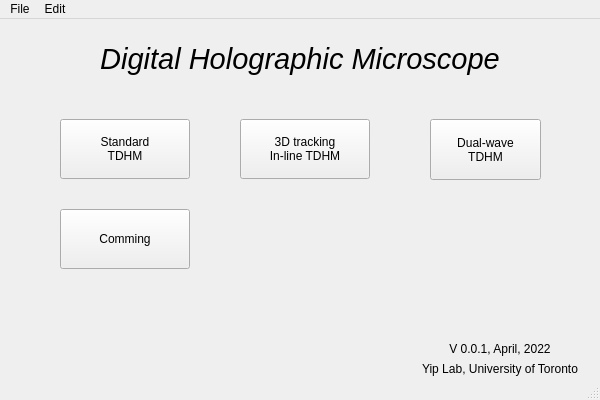
Before: the Qt Designer form Lei Temp/UI file/Digital_Holographic_Microscope.ui in YipLab/DHM, drawn with Qt 5.
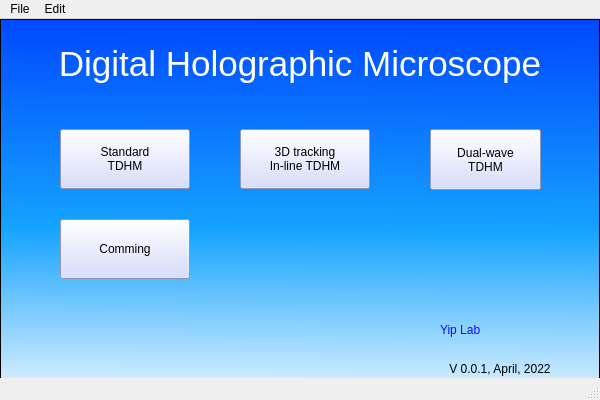
After: the same form once the commit is applied. Icons and pictures are not drawn.

```diff
--- a/Lei Temp/UI file/Digital_Holographic_Microscope.ui
+++ b/Lei Temp/UI file/Digital_Holographic_Microscope.ui
@@ -42,17 +42,17 @@
     <property name="geometry">
      <rect>
       <x>0</x>
-      <y>10</y>
+      <y>0</y>
       <width>600</width>
-      <height>60</height>
+      <height>90</height>
      </rect>
     </property>
     <property name="font">
      <font>
-      <family>Arial</family>
-      <pointsize>22</pointsize>
-      <weight>9</weight>
-      <italic>true</italic>
+      <family>MS Shell Dlg 2</family>
+      <pointsize>26</pointsize>
+      <weight>50</weight>
+      <italic>false</italic>
       <bold>false</bold>
      </font>
     </property>
@@ -60,7 +60,10 @@
      <bool>false</bool>
     </property>
     <property name="styleSheet">
-     <string notr="true">font: 75 italic 22pt &quot;Arial&quot;;</string>
+     <string notr="true">font: 26pt  &quot;MS Shell Dlg 2&quot;;
+color: rgb(255, 255, 255);
+
+</string>
     </property>
     <property name="text">
      <string>Digital Holographic Microscope</string>
@@ -73,25 +76,6 @@
     <property name="geometry">
      <rect>
       <x>400</x>
-      <y>320</y>
-      <width>200</width>
-      <height>20</height>
-     </rect>
-    </property>
-    <property name="styleSheet">
-     <string notr="true">font: italic 9pt &quot;Arial&quot;;</string>
-    </property>
-    <property name="text">
-     <string>V 0.0.1, April, 2022</string>
-    </property>
-    <property name="alignment">
-     <set>Qt::AlignCenter</set>
-    </property>
-   </widget>
-   <widget class="QLabel" name="copy_right">
-    <property name="geometry">
-     <rect>
-      <x>400</x>
       <y>340</y>
       <width>200</width>
       <height>20</height>
@@ -101,7 +85,7 @@
      <string notr="true">font: italic 9pt &quot;Arial&quot;;</string>
     </property>
     <property name="text">
-     <string>Yip Lab, University of Toronto</string>
+     <string>V 0.0.1, April, 2022</string>
     </property>
     <property name="alignment">
      <set>Qt::AlignCenter</set>
@@ -111,7 +95,7 @@
     <property name="geometry">
      <rect>
       <x>60</x>
-      <y>100</y>
+      <y>110</y>
       <width>130</width>
       <height>60</height>
      </rect>
@@ -129,7 +113,8 @@
      <string/>
     </property>
     <property name="styleSheet">
-     <string notr="true">font: 75 10pt &quot;Arial&quot;;</string>
+     <string notr="true">font: 75 10pt &quot;Arial&quot;;
+background-color: rgb(205, 212, 255);</string>
     </property>
     <property name="text">
      <string>Standard 
@@ -140,7 +125,7 @@
     <property name="geometry">
      <rect>
       <x>240</x>
-      <y>100</y>
+      <y>110</y>
       <width>130</width>
       <height>60</height>
      </rect>
@@ -155,7 +140,8 @@
      <string>3D cell/particle tracking (please block the reference beam)</string>
     </property>
     <property name="styleSheet">
-     <string notr="true">font: 10pt &quot;Arial&quot;;</string>
+     <string notr="true">font: 10pt &quot;Arial&quot;;
+background-color: rgb(205, 212, 255);</string>
     </property>
     <property name="text">
      <string>3D tracking
@@ -166,7 +152,7 @@
     <property name="geometry">
      <rect>
       <x>430</x>
-      <y>100</y>
+      <y>110</y>
       <width>111</width>
       <height>61</height>
      </rect>
@@ -178,7 +164,8 @@
      <string>Standard TDHM with two wavelenth illumination</string>
     </property>
     <property name="styleSheet">
-     <string notr="true">font: 10pt &quot;Arial&quot;;</string>
+     <string notr="true">font: 10pt &quot;Arial&quot;;
+background-color: rgb(205, 212, 255);</string>
     </property>
     <property name="text">
      <string>Dual-wave
@@ -189,15 +176,102 @@
     <property name="geometry">
      <rect>
       <x>60</x>
-      <y>190</y>
+      <y>200</y>
       <width>130</width>
       <height>60</height>
      </rect>
     </property>
+    <property name="styleSheet">
+     <string notr="true">font: 10pt &quot;Arial&quot;;
+background-color: rgb(205, 212, 255);</string>
+    </property>
     <property name="text">
      <string>Comming</string>
     </property>
    </widget>
+   <widget class="QLabel" name="label_2">
+    <property name="geometry">
+     <rect>
+      <x>440</x>
+      <y>290</y>
+      <width>131</width>
+      <height>41</height>
+     </rect>
+    </property>
+    <property name="styleSheet">
+     <string notr="true">font: 75 bold 26pt &quot;Calibri&quot;;
+color:rgb(10, 10, 255)</string>
+    </property>
+    <property name="text">
+     <string>Yip Lab</string>
+    </property>
+   </widget>
+   <widget class="QFrame" name="frame">
+    <property name="geometry">
+     <rect>
+      <x>0</x>
+      <y>0</y>
+      <width>600</width>
+      <height>400</height>
+     </rect>
+    </property>
+    <property name="sizePolicy">
+     <sizepolicy hsizetype="Fixed" vsizetype="Fixed">
+      <horstretch>220</horstretch>
+      <verstretch>50</verstretch>
+     </sizepolicy>
+    </property>
+    <property name="sizeIncrement">
+     <size>
+      <width>1</width>
+      <height>0</height>
+     </size>
+    </property>
+    <property name="styleSheet">
+     <string notr="true">QFrame#frame{
+background-color: qlineargradient(spread:pad, x1:0.0113636, y1:0, x2:0, y2:1, stop:0 rgba(0, 73, 255, 255), stop:0.522727 rgba(21, 163, 255, 255), stop:1 rgba(255, 255, 255, 255));}</string>
+    </property>
+    <property name="frameShape">
+     <enum>QFrame::StyledPanel</enum>
+    </property>
+    <property name="frameShadow">
+     <enum>QFrame::Raised</enum>
+    </property>
+    <widget class="QWidget" name="widget_2" native="true">
+     <property name="geometry">
+      <rect>
+       <x>0</x>
+       <y>280</y>
+       <width>271</width>
+       <height>61</height>
+      </rect>
+     </property>
+     <property name="sizePolicy">
+      <sizepolicy hsizetype="Minimum" vsizetype="Minimum">
+       <horstretch>200</horstretch>
+       <verstretch>40</verstretch>
+      </sizepolicy>
+     </property>
+     <property name="sizeIncrement">
+      <size>
+       <width>0</width>
+       <height>0</height>
+      </size>
+     </property>
+     <property name="styleSheet">
+      <string notr="true">background-image: url(:/Uoft/UofT_label.png);
+</string>
+     </property>
+    </widget>
+   </widget>
+   <zorder>frame</zorder>
+   <zorder>label</zorder>
+   <zorder>version</zorder>
+   <zorder>standard_TDHM</zorder>
+   <zorder>in_line_TDHM</zorder>
+   <zorder>pushButton_2</zorder>
+   <zorder>pushButton_3</zorder>
+   <zorder>label_2</zorder>
   </widget>
   <widget class="QMenuBar" name="menubar">
    <property name="geometry">
```
Left out of the diff: 4 changed lines with no effect on the pictures.
